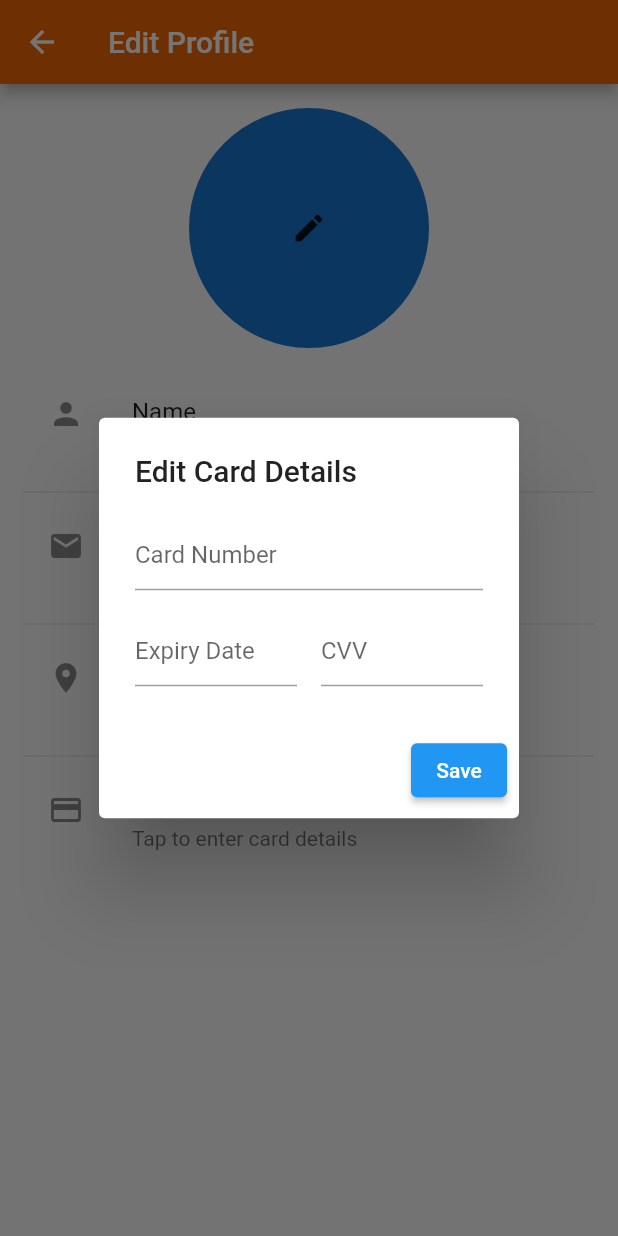
After one commit to LeoSwing1/DABBA.PVT-LTD, a Flutter app: the EditProfileScreen screen opened directly, after a tap on "Card Details", on a phone screen of 412 x 824 dp. The commit adds this screen. Run offline on Flutter 3.47's test engine with Material 2 defaults, Android fonts, the phone set to English and light mode, and no system bars; our stand-ins replace flutter_spinkit, font_awesome_flutter, image_picker.

Commit message:
added edit profile connected to moble

```diff
--- a/lib/main.dart
+++ b/lib/main.dart
@@ -1,4 +1,4 @@
-import 'package:dabba/pages/splashes/splash_screen.dart';
+  import 'package:dabba/pages/splashes/splash_screen.dart';
 import 'package:flutter/material.dart';
 void main() {
   runApp(
--- /dev/null
+++ b/lib/pages/Bottom_navigator_pages/Edit_profile.dart
@@ -0,0 +1,291 @@
+import 'dart:io';
+import 'package:flutter/material.dart';
+import 'package:image_picker/image_picker.dart';
+
+class EditProfileScreen extends StatefulWidget {
+  @override
+  _EditProfileScreenState createState() => _EditProfileScreenState();
+}
+
+class _EditProfileScreenState extends State<EditProfileScreen> {
+  File? _image;
+  String? _name;
+  String? _email;
+  String? _address;
+  String? _cardNumber;
+  String? _expiryDate;
+  String? _cvv;
+
+  Future<void> _pickImage(ImageSource source) async {
+    final picker = ImagePicker();
+    final pickedImage = await picker.pickImage(source: source);
+    if (pickedImage != null) {
+      setState(() {
+        _image = File(pickedImage.path);
+      });
+    }
+  }
+
+  void _saveName(String name) {
+    setState(() {
+      _name = name;
+    });
+    Navigator.pop(context);
+  }
+
+  void _saveEmail(String email) {
+    setState(() {
+      _email = email;
+    });
+    Navigator.pop(context);
+  }
+
+  void _saveAddress(String address) {
+    setState(() {
+      _address = address;
+    });
+    Navigator.pop(context);
+  }
+
+  void _saveCardDetails(String cardNumber, String expiryDate, String cvv) {
+    setState(() {
+      _cardNumber = cardNumber;
+      _expiryDate = expiryDate;
+      _cvv = cvv;
+    });
+    Navigator.pop(context);
+  }
+
+  @override
+  Widget build(BuildContext context) {
+    return Scaffold(
+      appBar: AppBar(
+        title: Text('Edit Profile'),
+        backgroundColor: Color.fromARGB(255, 239, 103, 6),
+      ),
+      body: SingleChildScrollView(
+        padding: EdgeInsets.all(16),
+        child: Column(
+          crossAxisAlignment: CrossAxisAlignment.start,
+          children: [
+            // Profile Photo
+            Center(
+              child: Stack(
+                alignment: Alignment.center,
+                children: [
+                  CircleAvatar(
+                    radius: 80,
+                    backgroundImage: _image != null ? FileImage(_image!) : null,
+                  ),
+                  IconButton(
+                    icon: Icon(Icons.edit),
+                    onPressed: () {
+                      showDialog(
+                        context: context,
+                        builder: (BuildContext context) {
+                          return AlertDialog(
+                            title: Text('Select Image'),
+                            content: SingleChildScrollView(
+                              child: ListBody(
+                                children: <Widget>[
+                                  GestureDetector(
+                                    child: Text('Gallery'),
+                                    onTap: () async {
+                                      final picker = ImagePicker();
+                                      final pickedImage =
+                                          await picker.pickImage(
+                                        source: ImageSource.gallery,
+                                      );
+                                      if (pickedImage != null) {
+                                        setState(() {
+                                          _image = File(pickedImage.path);
+                                        });
+                                      }
+                                      Navigator.of(context).pop();
+                                    },
+                                  ),
+                                  SizedBox(height: 16),
+                                  GestureDetector(
+                                    child: Text('Camera'),
+                                    onTap: () async {
+                                      final picker = ImagePicker();
+                                      final pickedImage =
+                                          await picker.pickImage(
+                                        source: ImageSource.camera,
+                                      );
+                                      if (pickedImage != null) {
+                                        setState(() {
+                                          _image = File(pickedImage.path);
+                                        });
+                                      }
+                                      Navigator.of(context).pop();
+                                    },
+                                  ),
+                                ],
+                              ),
+                            ),
+                          );
+                        },
+                      );
+                    },
+                  ),
+                ],
+              ),
+            ),
+            SizedBox(height: 16),
+            // Name
+            ListTile(
+              leading: Icon(Icons.person),
+              title: Text('Name'),
+              subtitle: Text(_name ?? 'Leo Swing'),
+              onTap: () {
+                showDialog(
+                  context: context,
+                  builder: (BuildContext context) {
+                    final nameController = TextEditingController(text: _name);
+                    return AlertDialog(
+                      title: Text('Edit Name'),
+                      content: TextField(
+                        controller: nameController,
+                        decoration:
+                            InputDecoration(hintText: 'Enter your name'),
+                      ),
+                      actions: <Widget>[
+                        TextButton(
+                          child: Text('Save'),
+                          onPressed: () => _saveName(nameController.text),
+                        ),
+                      ],
+                    );
+                  },
+                );
+              },
+            ),
+            Divider(),
+            // Email
+            ListTile(
+              leading: Icon(Icons.email),
+              title: Text('Email'),
+              subtitle: Text(_email ?? 'Tap to enter email'),
+              onTap: () {
+                showDialog(
+                  context: context,
+                  builder: (BuildContext context) {
+                    final emailController = TextEditingController(text: _email);
+                    return AlertDialog(
+                      title: Text('Edit Email'),
+                      content: TextField(
+                        controller: emailController,
+                        decoration:
+                            InputDecoration(hintText: 'Enter your email'),
+                      ),
+                      actions: <Widget>[
+                        TextButton(
+                          child: Text('Save'),
+                          onPressed: () => _saveEmail(emailController.text),
+                        ),
+                      ],
+                    );
+                  },
+                );
+              },
+            ),
+            Divider(),
+            // Address
+            ListTile(
+              leading: Icon(Icons.location_on),
+              title: Text('Address'),
+              subtitle: Text(_address ?? 'Tap to enter address'),
+              onTap: () {
+                showDialog(
+                  context: context,
+                  builder: (BuildContext context) {
+                    final addressController =
+                        TextEditingController(text: _address);
+                    return AlertDialog(
+                      title: Text('Edit Address'),
+                      content: TextField(
+                        controller: addressController,
+                        decoration:
+                            InputDecoration(hintText: 'Enter your address'),
+                      ),
+                      actions: <Widget>[
+                        TextButton(
+                          child: Text('Save'),
+                          onPressed: () => _saveAddress(addressController.text),
+                        ),
+                      ],
+                    );
+                  },
+                );
+              },
+            ),
+            Divider(),
+            // Cards
+            ListTile(
+              leading: Icon(Icons.credit_card),
+              title: Text('Card Details'),
+              subtitle: Text(_cardNumber != null
+                  ? '**** **** **** $_cardNumber'
+                  : 'Tap to enter card details'),
+              onTap: () {
+                showDialog(
+                  context: context,
+                  builder: (BuildContext context) {
+                    final cardNumberController =
+                        TextEditingController(text: _cardNumber);
+                    final expiryDateController =
+                        TextEditingController(text: _expiryDate);
+                    final cvvController = TextEditingController(text: _cvv);
+                    return AlertDialog(
+                      title: Text('Edit Card Details'),
+                      content: Column(
+                        mainAxisSize: MainAxisSize.min,
+                        children: [
+                          TextField(
+                            controller: cardNumberController,
+                            decoration:
+                                InputDecoration(hintText: 'Card Number'),
+                          ),
+                          SizedBox(height: 16),
+                          Row(
+                            children: [
+                              Expanded(
+                                child: TextField(
+                                  controller: expiryDateController,
+                                  decoration:
+                                      InputDecoration(hintText: 'Expiry Date'),
+                                ),
+                              ),
+                              SizedBox(width: 16),
+                              Expanded(
+                                child: TextField(
+                                  controller: cvvController,
+                                  decoration: InputDecoration(hintText: 'CVV'),
+                                ),
+                              ),
+                            ],
+                          ),
+                        ],
+                      ),
+                      actions: <Widget>[
+                        ElevatedButton(
+                          onPressed: () => _saveCardDetails(
+                            cardNumberController.text,
+                            expiryDateController.text,
+                            cvvController.text,
+                          ),
+                          child: Text('Save'),
+                        ),
+                      ],
+                    );
+                  },
+                );
+              },
+            ),
+          ],
+        ),
+      ),
+    );
+  }
+}
--- a/pubspec.yaml
+++ b/pubspec.yaml
@@ -36,6 +36,7 @@ dependencies:
   google_sign_in: ^5.4.2
   font_awesome_flutter: ^10.5.0
   carousel_slider: ^4.0.0
+  image_picker: ^0.8.4+4
 
 
   # The following adds the Cupertino Icons font to your application.
```
Also changed, not shown: lib/pages/Bottom_navigator_pages/account_opt.dart (+10 -11 lines), lib/pages/Bottom_navigator_pages/member_opt.dart (+10 -3 lines), pubspec.lock, 6 other files.
